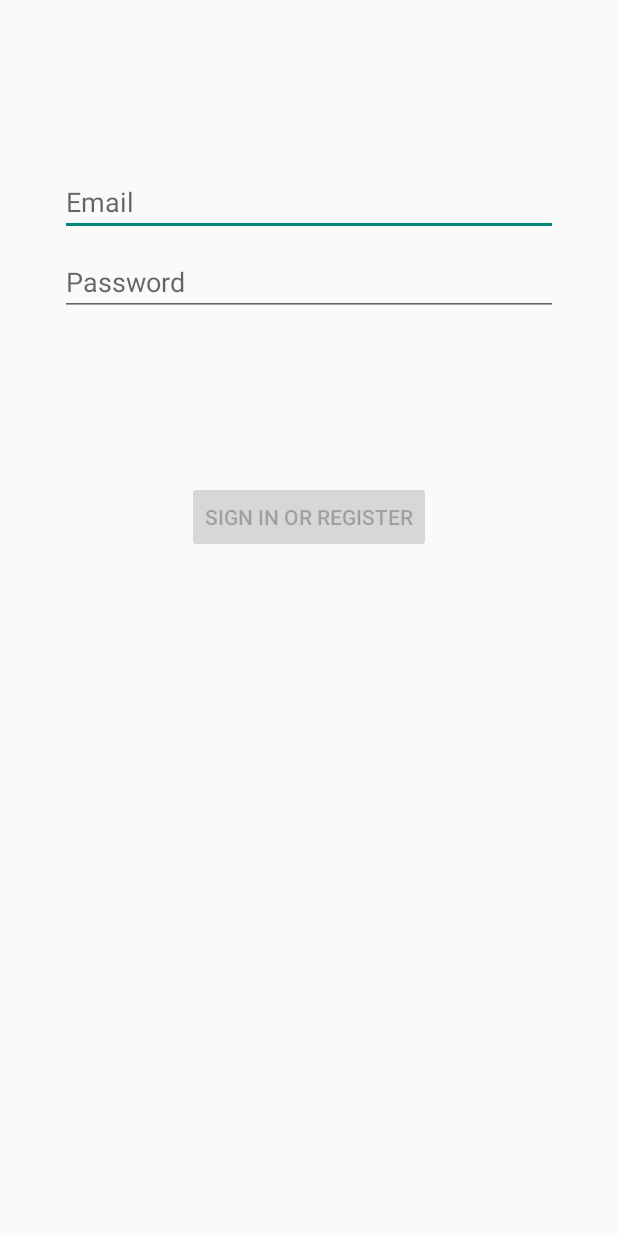
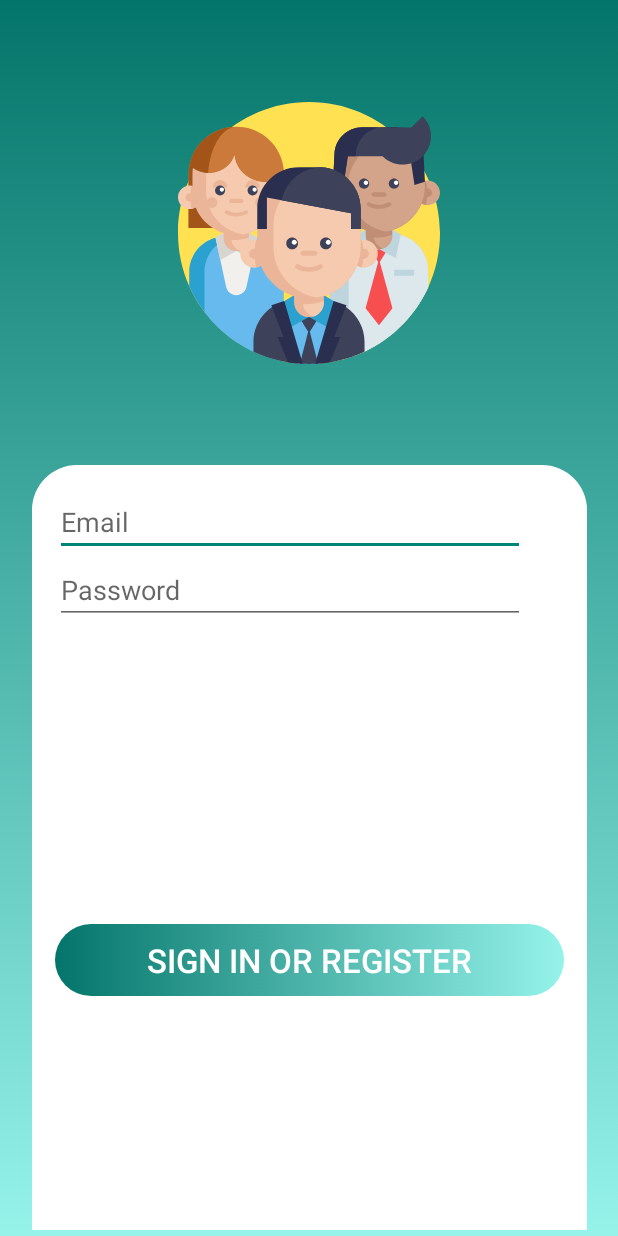
Before and after one commit to vas-dav/Mix-Tails-Android-App, an Android app: the LoginActivity screen opened directly, with no data from a screen before it, on a phone screen of 412 x 824 dp. Run offline under Robolectric (Android 15) with nearby library versions, the phone set to English and light mode, and no system bars.

Commit message:
Update activity_login UI

```diff
--- a/App/app/src/main/res/layout/activity_login.xml
+++ b/App/app/src/main/res/layout/activity_login.xml
@@ -5,58 +5,71 @@
     android:id="@+id/container"
     android:layout_width="match_parent"
     android:layout_height="match_parent"
-    android:paddingLeft="@dimen/activity_horizontal_margin"
-    android:paddingTop="@dimen/activity_vertical_margin"
-    android:paddingRight="@dimen/activity_horizontal_margin"
-    android:paddingBottom="@dimen/activity_vertical_margin"
+    android:background="@drawable/signup_background"
     tools:context=".ui.login.LoginActivity">
+    <ImageView
+        android:id="@+id/imageView2"
+        android:layout_width="241dp"
+        android:layout_height="0dp"
+        android:layout_marginTop="68dp"
+        android:layout_marginBottom="67dp"
+        android:contentDescription="@string/app_name"
+        app:layout_constraintBottom_toTopOf="@+id/linearLayout"
+        app:layout_constraintEnd_toEndOf="parent"
+        app:layout_constraintStart_toStartOf="parent"
+        app:layout_constraintTop_toTopOf="parent"
+        app:srcCompat="@drawable/teamwork"
+        tools:ignore="VectorDrawableCompat" />
+    <LinearLayout
+        android:id="@+id/linearLayout"
+        android:layout_width="370dp"
+        android:layout_height="510dp"
+        android:layout_marginBottom="4dp"
+        android:background="@drawable/signup_frame"
+        android:orientation="vertical"
+        android:padding="15dp"
+        app:layout_constraintBottom_toBottomOf="parent"
+        app:layout_constraintEnd_toEndOf="parent"
+        app:layout_constraintStart_toStartOf="parent"
+        app:layout_constraintTop_toBottomOf="@+id/imageView2">
 
         <EditText
             android:id="@+id/username"
-        android:layout_width="0dp"
+            android:layout_width="313dp"
             android:layout_height="wrap_content"
-        android:layout_marginStart="24dp"
-        android:layout_marginTop="96dp"
-        android:layout_marginEnd="24dp"
             android:hint="@string/prompt_email"
             android:inputType="textEmailAddress"
             android:selectAllOnFocus="true"
-        app:layout_constraintEnd_toEndOf="parent"
-        app:layout_constraintStart_toStartOf="parent"
-        app:layout_constraintTop_toTopOf="parent" />
+            android:textColor="#fff"
+            tools:layout_editor_absoluteX="40dp"
+            tools:layout_editor_absoluteY="536dp" />
 
         <EditText
             android:id="@+id/password"
-        android:layout_width="0dp"
+            android:layout_width="313dp"
             android:layout_height="wrap_content"
-        android:layout_marginStart="24dp"
-        android:layout_marginTop="8dp"
-        android:layout_marginEnd="24dp"
             android:hint="@string/prompt_password"
             android:imeActionLabel="@string/action_sign_in_short"
             android:imeOptions="actionDone"
             android:inputType="textPassword"
             android:selectAllOnFocus="true"
-        app:layout_constraintEnd_toEndOf="parent"
-        app:layout_constraintStart_toStartOf="parent"
-        app:layout_constraintTop_toBottomOf="@+id/username" />
+            android:textColor="#fff"
+            tools:layout_editor_absoluteX="40dp"
+            tools:layout_editor_absoluteY="605dp" />
 
         <Button
             android:id="@+id/login"
-        android:layout_width="wrap_content"
+            android:layout_width="match_parent"
             android:layout_height="wrap_content"
             android:layout_gravity="start"
-        android:layout_marginStart="48dp"
-        android:layout_marginTop="16dp"
-        android:layout_marginEnd="48dp"
-        android:layout_marginBottom="64dp"
+            android:layout_marginTop="200dp"
+            android:background="@drawable/signup_btn_bg"
             android:enabled="false"
             android:text="@string/action_sign_in"
-        app:layout_constraintBottom_toBottomOf="parent"
-        app:layout_constraintEnd_toEndOf="parent"
-        app:layout_constraintStart_toStartOf="parent"
-        app:layout_constraintTop_toBottomOf="@+id/password"
-        app:layout_constraintVertical_bias="0.2" />
+            android:textColor="#FFFFFF"
+            android:textSize="22sp"
+            tools:layout_editor_absoluteX="64dp"
+            tools:layout_editor_absoluteY="686dp" />
 
         <ProgressBar
             android:id="@+id/loading"
@@ -73,4 +86,5 @@
             app:layout_constraintStart_toStartOf="@+id/password"
             app:layout_constraintTop_toTopOf="parent"
             app:layout_constraintVertical_bias="0.3" />
+    </LinearLayout>
 </androidx.constraintlayout.widget.ConstraintLayout>
```
Lines whose indentation alone changed are shown as unchanged.
